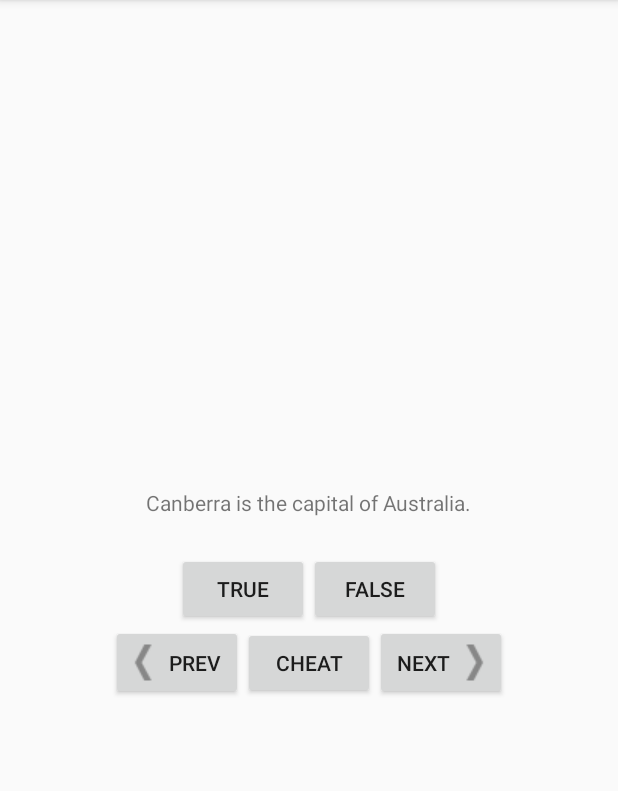
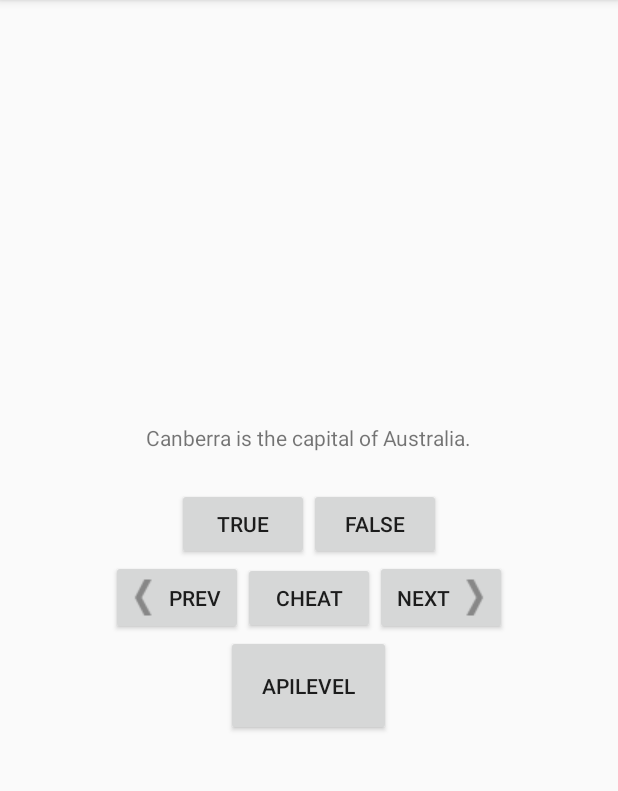
Before and after one commit to matib05/GeoQuiz, an Android app: the screen it shows after launch (QuizActivity), on a phone screen of 412 x 824 dp, the part 84-875 px from its top. Run offline under Robolectric (Android 15) with nearby library versions, the phone set to English and light mode, and no system bars.

Commit message:
add apilevel button, display api firmware

```diff
--- a/app/src/main/java/com/bignerdranch/android/geoquiz/QuizActivity.java
+++ b/app/src/main/java/com/bignerdranch/android/geoquiz/QuizActivity.java
@@ -2,6 +2,7 @@ package com.bignerdranch.android.geoquiz;
 
 import android.app.Activity;
 import android.content.Intent;
+import android.os.Build;
 import android.support.v7.app.AppCompatActivity;
 import android.os.Bundle;
 import android.util.Log;
@@ -9,6 +10,8 @@ import android.view.View;
 import android.widget.Button;
 import android.widget.TextView;
 import android.widget.Toast;
+
+import org.w3c.dom.Text;
 
 public class QuizActivity extends AppCompatActivity {
 
@@ -20,6 +23,8 @@ public class QuizActivity extends AppCompatActivity {
     private Button mPreviousButton;
     private Button mCheatButton;
     private Button mNextButton;
+    private Button mApiLevelButton;
+    private TextView mApiLevelText;
     private TextView mQuestionTextView;
     private Question[] mQuestionBank = new Question[] {
             new Question(R.string.question_australia, true),
@@ -48,6 +53,15 @@ public class QuizActivity extends AppCompatActivity {
         mPreviousButton = (Button) findViewById(R.id.previous_button);
         mCheatButton = (Button) findViewById(R.id.cheat_button);
         mNextButton = (Button) findViewById(R.id.next_button);
+        mApiLevelButton = (Button) findViewById(R.id.api_button);
+        mApiLevelText = (TextView) findViewById(R.id.api_text);
+
+        mApiLevelButton.setOnClickListener(new View.OnClickListener() {
+            @Override
+            public void onClick(View view) {
+                mApiLevelText.setText(Build.VERSION.RELEASE);
+            }
+        });
 
         mTrueButton.setOnClickListener(new View.OnClickListener() {
             @Override
--- a/app/src/main/res/layout/activity_quiz.xml
+++ b/app/src/main/res/layout/activity_quiz.xml
@@ -51,4 +51,14 @@
             android:drawableRight="@drawable/arrow_right"
             android:drawablePadding="4dp"/>
     </LinearLayout>
+    <Button
+        android:id="@+id/api_button"
+        android:layout_width="wrap_content"
+        android:layout_height="wrap_content"
+        android:padding="24dp"
+        android:text="@string/api_button"/>
+    <TextView
+        android:id="@+id/api_text"
+        android:layout_width="wrap_content"
+        android:layout_height="wrap_content"/>
 </LinearLayout>
--- a/app/src/main/res/values/strings.xml
+++ b/app/src/main/res/values/strings.xml
@@ -15,4 +15,5 @@
     <string name="question_asia">Lake Baikal is the world\'s oldest and deepest freshwater lake.</string>
     <string name="warning_text">warning</string>
     <string name="show_answer_button">Show</string>
+    <string name="api_button">APILevel</string>
 </resources>
```
